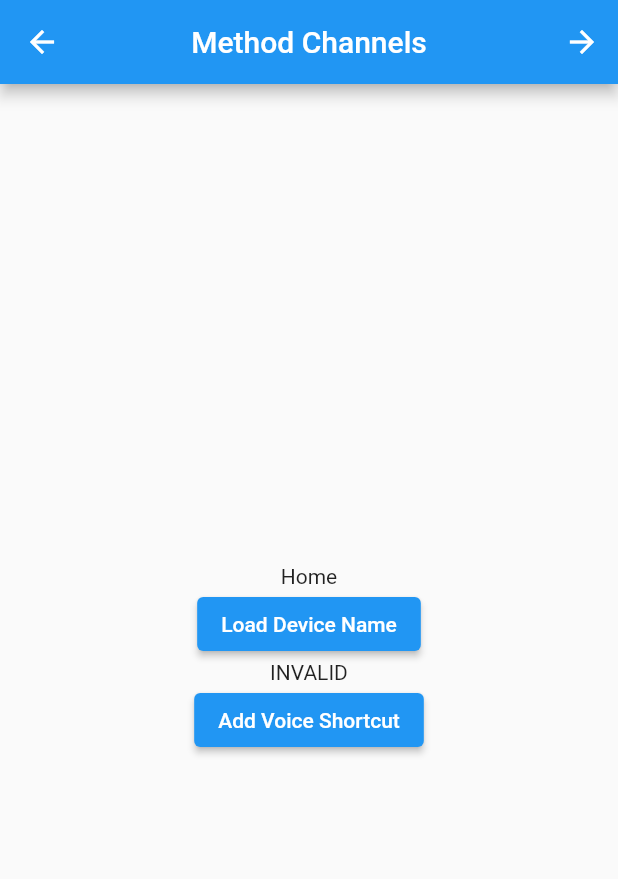
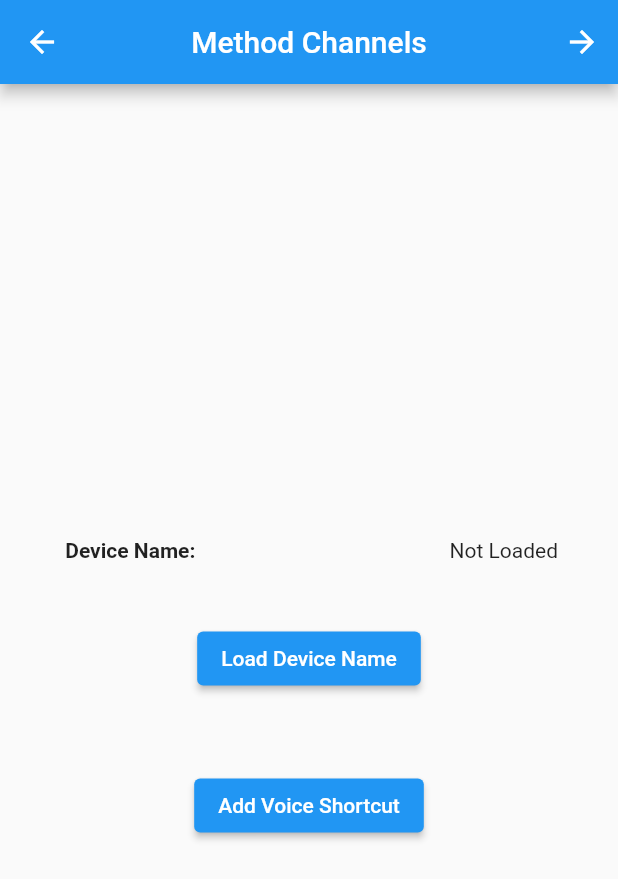
Before and after one commit to AmirKamali/rv.sandbox, a Flutter app: the screen it shows after launch, on a phone screen of 412 x 824 dp. Shown: the top 879 px of the screen. Run offline on Flutter 3.47's test engine with Material 2 defaults, Android fonts, the phone set to English and light mode, and no system bars; our stand-ins replace camera.

Commit message:
Final clean up before distributing

```diff
--- a/lib/pages/method_channels.dart
+++ b/lib/pages/method_channels.dart
@@ -12,14 +12,14 @@ class MethodChannels extends StatefulWidget {
 
 class _MethodChannelsState extends State<MethodChannels> {
   static const platform = MethodChannel('rv.interview.sandbox/device');
-  String _deviceName = 'INVALID';
+  String _deviceName = 'Not Loaded';
 
   Future<void> _getDeviceName() async {
     String deviceName;
 
     try {
       final String result = await platform.invokeMethod('getDeviceName');
-      deviceName = 'Device Name:\n$result';
+      deviceName = result;
     } on PlatformException catch (e) {
       deviceName = "READ DEVICE NAME ERROR: ${e.message}.";
     } catch (e) {
@@ -54,12 +54,25 @@ class _MethodChannelsState extends State<MethodChannels> {
               mainAxisAlignment: MainAxisAlignment.center,
               crossAxisAlignment: CrossAxisAlignment.center,
               children: [
-                const Text("Home"),
+                Padding(
+                    padding: EdgeInsets.all(40),
+                    child: Row(
+                      mainAxisAlignment: MainAxisAlignment.spaceBetween,
+                      children: [
+                        Text("Device Name: ",
+                            textAlign: TextAlign.right,
+                            style: TextStyle(fontWeight: FontWeight.bold)),
+                        Text(
+                          _deviceName,
+                          textAlign: TextAlign.right,
+                        )
+                      ],
+                    )),
                 ElevatedButton(
                   onPressed: () => _getDeviceName(),
                   child: const Text("Load Device Name"),
                 ),
-                Text(_deviceName),
+                SizedBox(height: 50),
                 ElevatedButton(
                   onPressed: () => _addVoiceShortcut(),
                   child: const Text("Add Voice Shortcut"),
```
Also changed, not shown: 4 other files.
